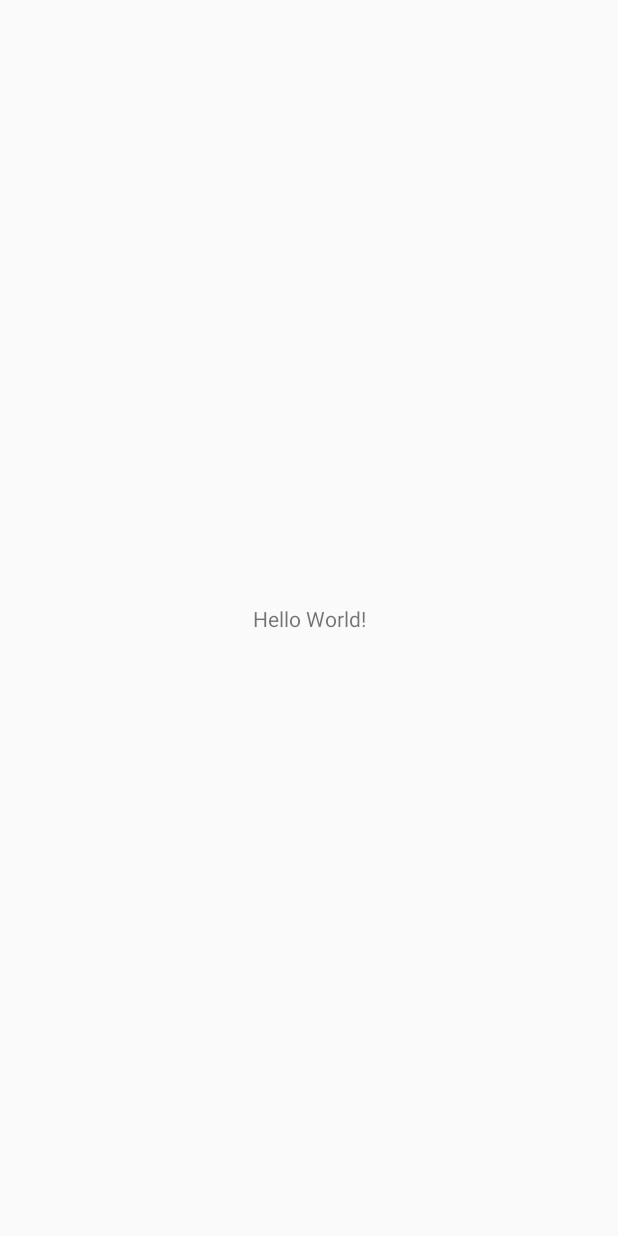
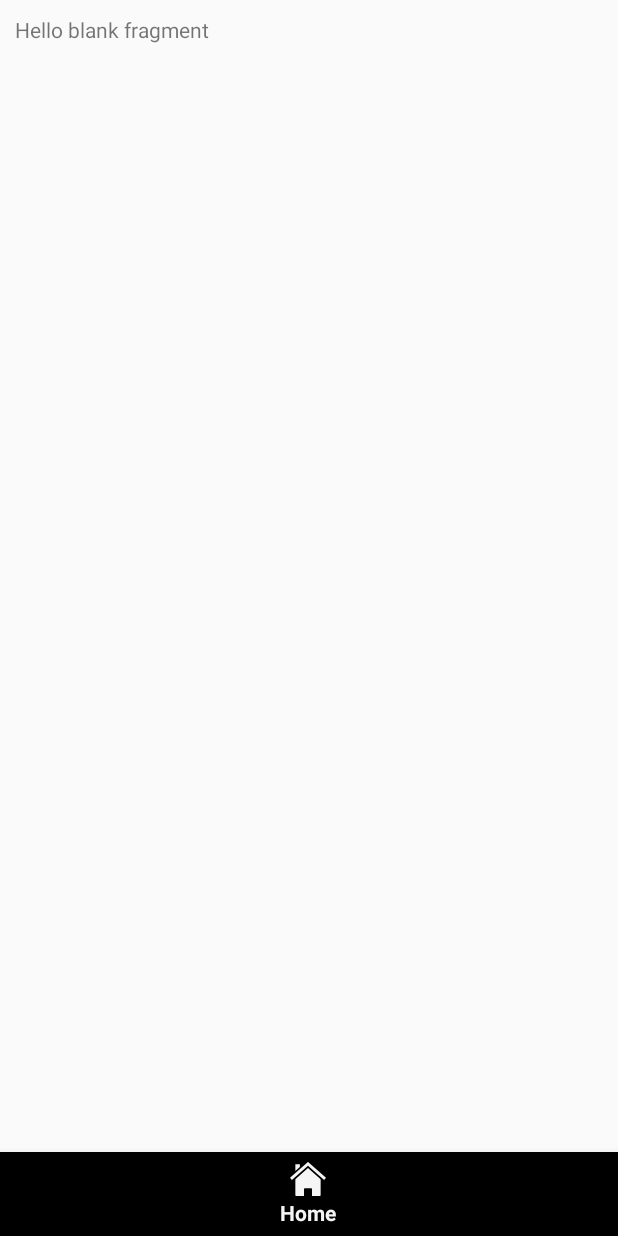
Before and after one commit to efigenioluiz/super_trivia, an Android app: the MainActivity screen opened directly, with no data from a screen before it, on a phone screen of 412 x 824 dp. Before the commit the screen is almost empty. Run offline under Robolectric (Android 15) with nearby library versions, the phone set to English and light mode, and no system bars.

Commit message:
add menu_bottom and main

```diff
--- /dev/null
+++ b/app/src/main/java/com/ifpr/supertrivia/fragments/ChooseLevelFragment.kt
@@ -0,0 +1,23 @@
+package com.ifpr.supertrivia.fragments
+
+import android.os.Bundle
+import androidx.fragment.app.Fragment
+import android.view.LayoutInflater
+import android.view.View
+import android.view.ViewGroup
+import com.ifpr.supertrivia.R
+
+class ChooseLevelFragment : Fragment() {
+
+    override fun onCreateView(
+        inflater: LayoutInflater, container: ViewGroup?,
+        savedInstanceState: Bundle?
+    ): View? {
+        // Inflate the layout for this fragment
+        val view = inflater.inflate(R.layout.fragment_choose_level, container, false)
+
+
+        return view
+    }
+
+}
--- a/app/src/main/java/com/ifpr/supertrivia/fragments/LoginFragment.kt
+++ b/app/src/main/java/com/ifpr/supertrivia/fragments/LoginFragment.kt
@@ -47,10 +47,10 @@ class LoginFragment : Fragment() {
         }
         return view
     }
-    private fun login(username: String, password: String, verify: Boolean = false) {
+    private fun login(email: String, password: String, verify: Boolean = false) {
 
 
-        if (username.isNotEmpty() && password.isNotEmpty()) {
+        if (email.isNotEmpty() && password.isNotEmpty()) {
             val dao = UserDAO()
 
 //            dao.login(username, password) {
--- /dev/null
+++ b/app/src/main/res/drawable/ic_home.xml
@@ -0,0 +1,15 @@
+<vector xmlns:android="http://schemas.android.com/apk/res/android"
+    android:width="463.89dp"
+    android:height="438.88dp"
+    android:viewportWidth="463.89"
+    android:viewportHeight="438.88">
+  <path
+      android:fillColor="#FF000000"
+      android:pathData="m394.811,223.1zl-162.82,-144.19 -162.9,144.25v206.12c0,5.33 4.3,9.6 9.62,9.6h101.81v-90.38c0,-5.32 4.27,-9.62 9.6,-9.62h83.65c5.33,0 9.6,4.3 9.6,9.62v90.38h101.84c5.32,0 9.6,-4.27 9.6,-9.6v-206.18zM69.091,223.16z"/>
+  <path
+      android:fillColor="#FF000000"
+      android:pathData="m231.051,0l-231.05,204.59 24.338,27.45 207.65,-183.88 207.61,183.88 24.29,-27.45 -231,-204.59 -0.9,1.04 -0.94,-1.04z"/>
+  <path
+      android:fillColor="#FF000000"
+      android:pathData="m69.091,29.45h58.57l-0.51,34.69 -58.06,52.45v-87.14z"/>
+</vector>
--- a/app/src/main/res/layout/activity_main.xml
+++ b/app/src/main/res/layout/activity_main.xml
@@ -6,13 +6,43 @@
     android:layout_height="match_parent"
     tools:context=".MainActivity">
 
-    <TextView
-        android:layout_width="wrap_content"
+    <FrameLayout
+        android:id="@+id/fragContainer"
+        android:layout_width="0dp"
+        android:layout_height="0dp"
+        android:layout_marginStart="10dp"
+        android:layout_marginTop="10dp"
+        android:layout_marginEnd="10dp"
+        android:layout_marginBottom="20dp"
+        app:layout_constraintBottom_toTopOf="@+id/bottomNavigationView"
+        app:layout_constraintEnd_toEndOf="parent"
+        app:layout_constraintHorizontal_bias="0.0"
+        app:layout_constraintStart_toStartOf="parent"
+        app:layout_constraintTop_toTopOf="parent"
+        app:layout_constraintVertical_bias="0.023"
+        >
+
+        <fragment
+            android:id="@+id/navHostFragment"
+            android:name="androidx.navigation.fragment.NavHostFragment"
+            android:layout_width="match_parent"
+            android:layout_height="match_parent"
+            app:defaultNavHost="true"
+            app:navGraph="@navigation/navigation_graph" />
+
+    </FrameLayout>
+
+    <com.google.android.material.bottomnavigation.BottomNavigationView
+        android:id="@+id/bottomNavigationView"
+        android:layout_width="0dp"
         android:layout_height="wrap_content"
-        android:text="Hello World!"
         app:layout_constraintBottom_toBottomOf="parent"
-        app:layout_constraintLeft_toLeftOf="parent"
-        app:layout_constraintRight_toRightOf="parent"
-        app:layout_constraintTop_toTopOf="parent" />
+        app:layout_constraintEnd_toEndOf="parent"
+        app:layout_constraintHorizontal_bias="0.0"
+        app:layout_constraintStart_toStartOf="parent"
+        app:menu="@menu/menu_bottom">
+
+
+    </com.google.android.material.bottomnavigation.BottomNavigationView>
 
 </androidx.constraintlayout.widget.ConstraintLayout>
--- /dev/null
+++ b/app/src/main/res/layout/fragment_choose_level.xml
@@ -0,0 +1,14 @@
+<?xml version="1.0" encoding="utf-8"?>
+<FrameLayout xmlns:android="http://schemas.android.com/apk/res/android"
+    xmlns:tools="http://schemas.android.com/tools"
+    android:layout_width="match_parent"
+    android:layout_height="match_parent"
+    tools:context=".fragments.ChooseLevelFragment">
+
+    <!-- TODO: Update blank fragment layout -->
+    <TextView
+        android:layout_width="match_parent"
+        android:layout_height="match_parent"
+        android:text="@string/hello_blank_fragment" />
+
+</FrameLayout>
--- /dev/null
+++ b/app/src/main/res/menu/menu_bottom.xml
@@ -0,0 +1,7 @@
+<?xml version="1.0" encoding="utf-8"?>
+<menu xmlns:android="http://schemas.android.com/apk/res/android">
+
+    <item
+        android:icon="@drawable/ic_home"
+        android:title="@string/home" />
+</menu>
--- /dev/null
+++ b/app/src/main/res/navigation/navigation_graph.xml
@@ -0,0 +1,13 @@
+<?xml version="1.0" encoding="utf-8"?>
+<navigation xmlns:android="http://schemas.android.com/apk/res/android"
+    xmlns:app="http://schemas.android.com/apk/res-auto"
+    xmlns:tools="http://schemas.android.com/tools"
+    android:id="@+id/navigation_graph"
+    app:startDestination="@id/chooseLevelFragment">
+
+    <fragment
+        android:id="@+id/chooseLevelFragment"
+        android:name="com.ifpr.supertrivia.fragments.ChooseLevelFragment"
+        android:label="fragment_choose_level"
+        tools:layout="@layout/fragment_choose_level" />
+</navigation>
--- a/app/src/main/res/values/strings.xml
+++ b/app/src/main/res/values/strings.xml
@@ -15,11 +15,12 @@
     <string name="register_msg">Enter your Data !</string>
     <string name="comfirm_password">Confirm Password</string>
     <string name="register">Register</string>
-    <string name="login_field_error">Username or Password isn\'t correct</string>
+    <string name="login_field_error">Email or Password isn\'t correct</string>
     <string name="register_field_empty">Username or Password is Empty</string>
     <string name="register_field_password">Password and password confirmation not the same</string>
     <string name="register_dialog_title">Register</string>
     <string name="register_dialog_msg">Your account was create with success</string>
     <string name="ok">Ok</string>
     <string name="name">Name</string>
+    <string name="home">Home</string>
 </resources>
```
